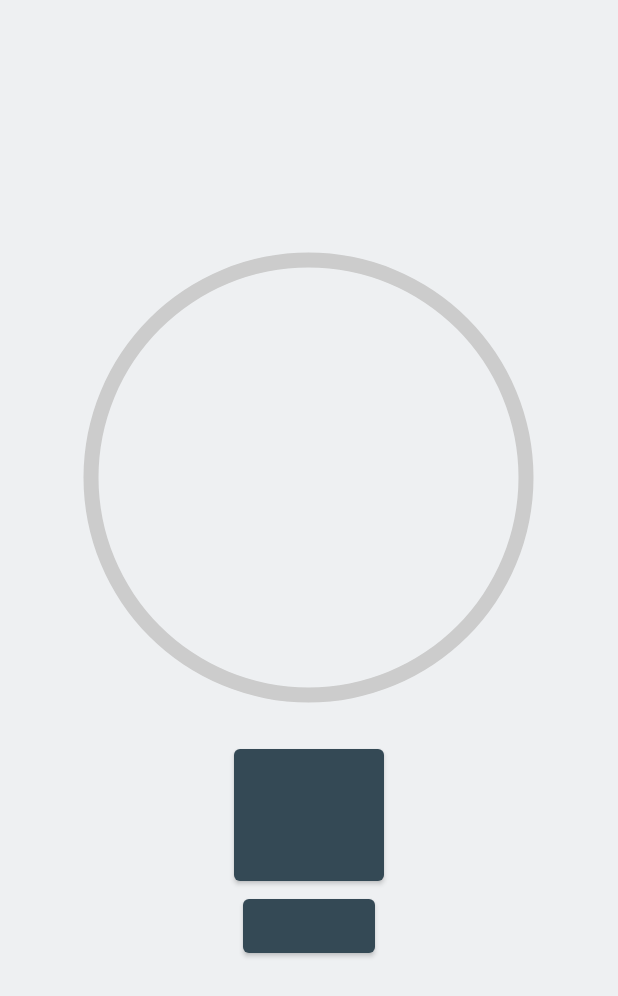
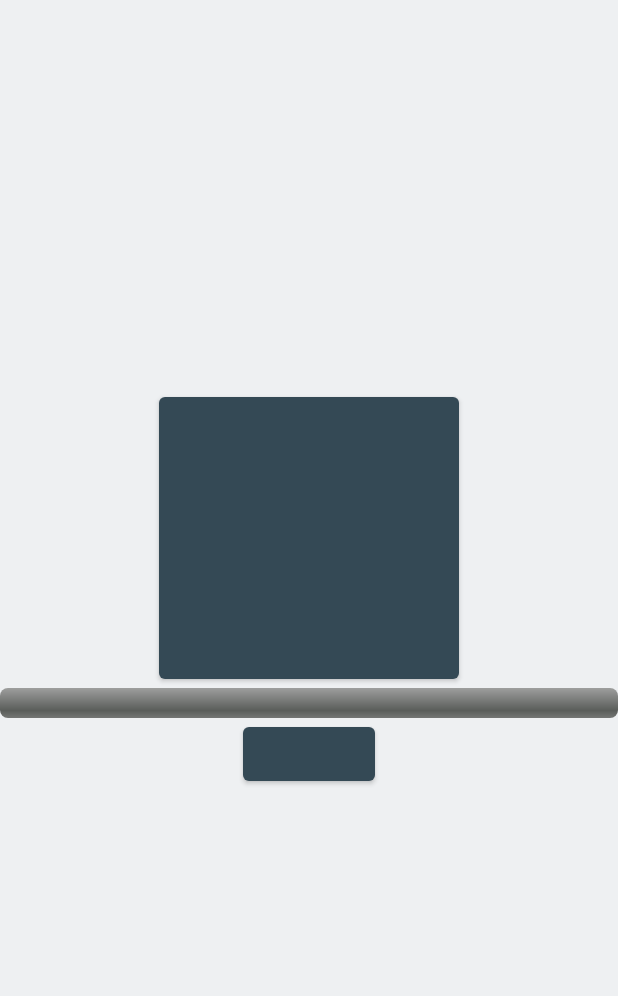
Before and after one commit to seungking/Android_MD, an Android app: the Gyro_Acc screen opened directly, with no data from a screen before it, on a phone screen of 412 x 824 dp. Shown: the top 996 px of the screen. Run offline under Robolectric (Android 15) with nearby library versions, the phone set to English and light mode, and no system bars; libraries missing offline, so code that uses them is left out: com.tt.whorlviewlibrary; plain views replace WhorlView; 1 statement that could not run was skipped.

Commit message:
Revert "Update activity_gyro_acc.xml"
This reverts commit fae5f0cb108ea5418645b8c37d79049ea6da40b7.

```diff
--- a/app/src/main/res/drawable/circular_progress_bar.xml
+++ /dev/null
@@ -1,18 +0,0 @@
-<?xml version="1.0" encoding="utf-8"?>
-<rotate xmlns:android="http://schemas.android.com/apk/res/android"
-    android:fromDegrees="270"
-    android:toDegrees="270">
-    <shape
-        android:innerRadiusRatio="2.5"
-        android:shape="ring"
-        android:thickness="10dp"
-        android:useLevel="true"><!-- this line fixes the issue for lollipop api 21 -->
-
-        <gradient
-            android:angle="0"
-            android:endColor="#007DD6"
-            android:startColor="#007DD6"
-            android:type="sweep"
-            android:useLevel="false" />
-    </shape>
-</rotate>
--- a/app/src/main/res/drawable/circular_shape.xml
+++ /dev/null
@@ -1,11 +0,0 @@
-<?xml version="1.0" encoding="utf-8"?>
-<shape
-    xmlns:android="http://schemas.android.com/apk/res/android"
-    android:shape="ring"
-    android:innerRadiusRatio="2.5"
-    android:thickness="10dp"
-    android:useLevel="false">
-
-    <solid android:color="#CCC" />
-
-</shape>
--- a/app/src/main/res/layout/activity_gyro__acc.xml
+++ b/app/src/main/res/layout/activity_gyro__acc.xml
@@ -22,22 +22,17 @@
         android:gravity="center"
         android:orientation="vertical">
 
+        <Button
+            android:id="@+id/add_ga"
+            android:layout_width="200dp"
+            android:layout_height="200dp"/>
 
         <ProgressBar
             android:id="@+id/add_motion_progress"
-            style="?android:attr/progressBarStyleHorizontal"
-            android:layout_width="350dp"
-            android:layout_height="350dp"
-            android:indeterminate="false"
-            android:progressDrawable="@drawable/circular_progress_bar"
-            android:background="@drawable/circular_shape"
-            android:progress="0"
-            android:max="100"/>
-
-        <Button
-            android:id="@+id/add_ga"
-            android:layout_width="100dp"
-            android:layout_height="100dp" />
+            style="@android:style/Widget.ProgressBar.Horizontal"
+            android:layout_width="match_parent"
+            android:layout_height="wrap_content"
+            android:progress="0" />
 
         <Button
             android:layout_width="wrap_content"
```
